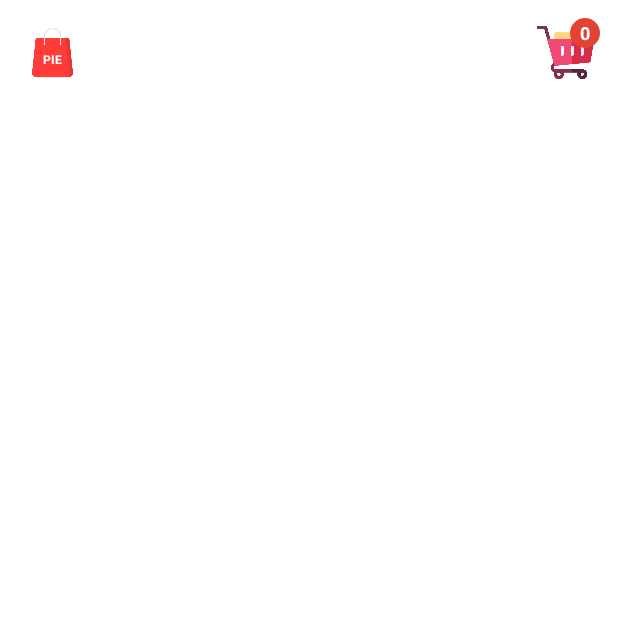
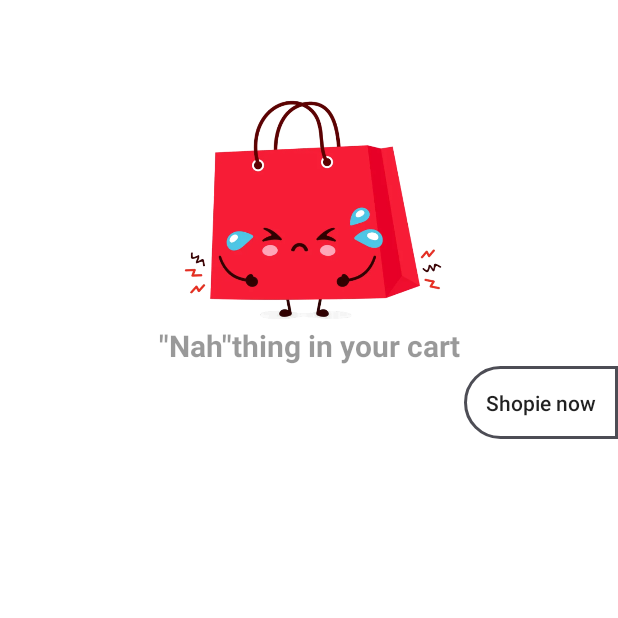
Before and after one commit to htrbao/CS426_Midterm_Shopie, an Android app: the DescriptionActivity screen opened directly, with no data from a screen before it, after a tap on an icon or button, on a phone screen of 412 x 824 dp, the top half of it. Run offline under Robolectric (Android 15) with nearby library versions, the light colour scheme and no system bars; pictures from the network do not load.

Commit message:
bill screen

```diff
--- a/Shopie/app/src/main/AndroidManifest.xml
+++ b/Shopie/app/src/main/AndroidManifest.xml
@@ -13,6 +13,9 @@
         android:roundIcon="@mipmap/ic_launcher_round"
         android:supportsRtl="true"
         android:theme="@style/Theme.Shopie">
+        <activity
+            android:name=".BillActivity"
+            android:exported="false" />
         <activity
             android:name=".FormBillActivity"
             android:exported="false" />
--- /dev/null
+++ b/Shopie/app/src/main/java/com/example/shopie/BillActivity.java
@@ -0,0 +1,160 @@
+package com.example.shopie;
+
+import androidx.appcompat.app.AppCompatActivity;
+import androidx.recyclerview.widget.LinearLayoutManager;
+import androidx.recyclerview.widget.RecyclerView;
+
+import android.content.Intent;
+import android.os.Bundle;
+import android.view.View;
+import android.widget.Button;
+import android.widget.ImageButton;
+import android.widget.ImageView;
+import android.widget.LinearLayout;
+import android.widget.TextView;
+
+import product.Cart;
+import product.CartProduct;
+import product.CartProductAdapter;
+import product.CartProductListener;
+
+public class BillActivity extends AppCompatActivity {
+
+    private CartProductAdapter cartProductAdapter;
+    private RecyclerView billRecyclerView;
+    TextView noti, total;
+    Button shopieBtn, acCheckoutBtn;
+    ImageView sadShoppingCart;
+    LinearLayout layout;
+    int totalI = 0;
+
+    @Override
+    protected void onResume() {
+        super.onResume();
+        if(Cart.cartProductList.size() == 0)
+        {
+            nothing();
+        } else {
+            totalI = 0;
+
+            layout = (LinearLayout) findViewById(R.id.ln_checkout);
+            layout.setVisibility(View.VISIBLE);
+
+            for(int i = 0; i < Cart.cartProductList.size(); i++) {
+                totalI += Cart.cartProductList.get(i).getPriceInInt() * Integer.valueOf(Cart.cartProductList.get(i).getQuantity());
+            }
+            total.setText(normalizePriceString(String.valueOf(totalI)));
+        }
+    }
+
+    @Override
+    protected void onCreate(Bundle savedInstanceState) {
+        super.onCreate(savedInstanceState);
+
+        setContentView(R.layout.activity_bill);
+
+        getSupportActionBar().hide();
+
+        billRecyclerView = findViewById(R.id.bill);
+
+        total = (TextView) findViewById(R.id.total);
+
+        cartProductAdapter = new CartProductAdapter(getApplication().getApplicationContext(), new CartProductListener() {
+            @Override
+            public void onClickIncBtn(int position) {
+                Cart.cartProductList.get(position).incQuantity();
+                totalI += Cart.cartProductList.get(position).getPriceInInt();
+                System.out.println(totalI);
+                total.setText(normalizePriceString(String.valueOf(totalI)));
+            }
+
+            @Override
+            public void onClickDescBtn(int position) {
+                totalI -= Cart.cartProductList.get(position).getPriceInInt();
+
+                if(Cart.cartProductList.isEmpty()) {
+                    nothing();
+                    return;
+                }
+                total.setText(normalizePriceString(String.valueOf(totalI)));
+                Cart.cartProductList.get(position).descQuantity();
+            }
+
+            @Override
+            public void onFocusQuanEdt(int position, String value) {
+                if(Cart.cartProductList.isEmpty()) {
+                    nothing();
+                    return;
+                }
+                CartProduct cartProduct = Cart.cartProductList.get(position);
+                int priceCartProduct = cartProduct.getPriceInInt();
+                totalI -= priceCartProduct * Integer.valueOf(cartProduct.getQuantity());
+                cartProduct.setQuantity(value);
+                totalI += priceCartProduct * Integer.valueOf(cartProduct.getQuantity());
+                total.setText(normalizePriceString(String.valueOf(totalI)));
+            }
+        });
+
+        if(Cart.cartProductList.size() == 0)
+        {
+            nothing();
+        } else {
+            layout = (LinearLayout) findViewById(R.id.ln_checkout);
+            layout.setVisibility(View.VISIBLE);
+
+            for(int i = 0; i < Cart.cartProductList.size(); i++) {
+                totalI += Cart.cartProductList.get(i).getPriceInInt() * Integer.valueOf(Cart.cartProductList.get(i).getQuantity());
+            }
+        }
+
+        acCheckoutBtn = (Button) findViewById(R.id.acBillBtn);
+        acCheckoutBtn.setOnClickListener(new View.OnClickListener() {
+            @Override
+            public void onClick(View v) {
+                Intent intent = new Intent(BillActivity.this, FormBillActivity.class);
+                startActivity(intent);
+            }
+        });
+
+        LinearLayoutManager linearLayoutManager = new LinearLayoutManager(getApplication().getApplicationContext());
+        billRecyclerView.setLayoutManager(linearLayoutManager);
+        billRecyclerView.setAdapter(cartProductAdapter);
+
+    }
+
+    public String normalizePriceString(String Price) {
+
+        int length = Price.length();
+
+        for(int i = length - 1; i >= 1; i--) {
+            if((length - i) % 3 == 0)
+                Price = new StringBuffer(Price).insert(i, ",").toString();
+        }
+
+        String tmp = Cart.cartProductList.get(0).getPrice();
+        Price += tmp.charAt(tmp.length() - 1);
+
+        return Price;
+    }
+
+    public void nothing() {
+        totalI = 0;
+        noti = (TextView) findViewById(R.id.notiInCart);
+        shopieBtn = (Button) findViewById(R.id.shopieBtn);
+        sadShoppingCart = (ImageView) findViewById(R.id.sad);
+        layout = (LinearLayout) findViewById(R.id.ln_checkout);
+
+        noti.setText("\"Nah\"thing in your cart");
+        noti.setVisibility(View.VISIBLE);
+        shopieBtn.setVisibility(View.VISIBLE);
+        sadShoppingCart.setVisibility(View.VISIBLE);
+        layout.setVisibility(View.INVISIBLE);
+        shopieBtn.setOnClickListener(new View.OnClickListener() {
+            @Override
+            public void onClick(View v) {
+                Intent intent = new Intent(BillActivity.this, MainActivity.class);
+                startActivity(intent);
+            }
+        });
+    }
+}
--- a/Shopie/app/src/main/java/com/example/shopie/DescriptionActivity.java
+++ b/Shopie/app/src/main/java/com/example/shopie/DescriptionActivity.java
@@ -2,6 +2,7 @@ package com.example.shopie;
 
 import androidx.appcompat.app.AppCompatActivity;
 
+import android.content.Intent;
 import android.icu.text.IDNA;
 import android.os.Bundle;
 import android.widget.ImageButton;
@@ -10,7 +11,7 @@ import android.widget.TextView;
 import product.Cart;
 import product.Product;
 
-public class DescriptionActivity extends AppCompatActivity implements descriptionFragment.addToCartListener{
+public class DescriptionActivity extends AppCompatActivity implements descriptionFragment.addToCartListener, CartBtnFragment.CartBtnFragmentListener {
     TextView textView;
     ImageButton button;
 
@@ -58,4 +59,10 @@ public class DescriptionActivity extends AppCompatActivity implements descriptio
     public void addProductListener(int n) {
         cartBtnFragment.changeEditText(String.valueOf(n));
     }
+
+    @Override
+    public void onClickCartBtn() {
+        Intent intent = new Intent(DescriptionActivity.this, BillActivity.class);
+        startActivity(intent);
+    }
 }
--- a/Shopie/app/src/main/java/com/example/shopie/MainActivity.java
+++ b/Shopie/app/src/main/java/com/example/shopie/MainActivity.java
@@ -102,7 +102,7 @@ public class MainActivity extends AppCompatActivity implements testFragment.Test
     @Override
     public void onClickCartBtn() {
         //for moving to Cart Screen.
-        Intent intent = new Intent(MainActivity.this, FormBillActivity.class);
+        Intent intent = new Intent(MainActivity.this, BillActivity.class);
         startActivity(intent);
     }
 
--- /dev/null
+++ b/Shopie/app/src/main/java/product/CartProductListener.java
@@ -0,0 +1,7 @@
+package product;
+
+public interface CartProductListener {
+    void onClickIncBtn(int position);
+    void onClickDescBtn(int position);
+    void onFocusQuanEdt(int position, String value);
+}
--- /dev/null
+++ b/Shopie/app/src/main/res/layout/activity_bill.xml
@@ -0,0 +1,79 @@
+<?xml version="1.0" encoding="utf-8"?>
+<LinearLayout xmlns:android="http://schemas.android.com/apk/res/android"
+    xmlns:app="http://schemas.android.com/apk/res-auto"
+    xmlns:tools="http://schemas.android.com/tools"
+    android:layout_width="match_parent"
+    android:layout_height="match_parent"
+    android:orientation="vertical"
+    android:fitsSystemWindows="true"
+    tools:context=".BillActivity">
+    <LinearLayout
+        android:layout_width="match_parent"
+        android:layout_height="wrap_content"
+        android:orientation="vertical">
+        <ImageView
+            android:layout_width="wrap_content"
+            android:layout_height="wrap_content"
+            android:adjustViewBounds="true"
+            android:layout_marginTop="50dp"
+            android:scaleType="centerCrop"
+            android:layout_gravity="center"
+            android:maxWidth="200dp"
+            android:visibility="gone"
+            android:src="@drawable/empty_cart"
+            android:id="@+id/sad"/>
+        <TextView
+            android:layout_width="match_parent"
+            android:layout_height="wrap_content"
+            android:textSize="20dp"
+            android:textAlignment="center"
+            android:visibility="gone"
+            android:textStyle="bold"
+            android:textColor="@color/black_overlay"
+            android:id="@+id/notiInCart"/>
+        <androidx.appcompat.widget.AppCompatButton
+            android:layout_width="wrap_content"
+            android:layout_height="wrap_content"
+            android:text="Shopie now"
+            android:textAllCaps="false"
+            android:layout_gravity="right"
+            android:visibility="gone"
+            android:id="@+id/shopieBtn"
+            android:background="@drawable/btn_design">
+        </androidx.appcompat.widget.AppCompatButton>
+    </LinearLayout>
+    <androidx.recyclerview.widget.RecyclerView
+        android:id="@+id/bill"
+        android:layout_width="match_parent"
+        android:layout_height="wrap_content"
+        android:layout_marginStart="10dp"
+        android:layout_marginBottom="10dp"/>
+
+    <LinearLayout
+        android:id="@+id/ln_checkout"
+        android:layout_width="match_parent"
+        android:layout_height="wrap_content"
+        android:layout_gravity="bottom"
+        android:gravity="right"
+        android:orientation="horizontal"
+        android:visibility="gone">
+
+        <TextView
+            android:id="@+id/total"
+            android:layout_width="wrap_content"
+            android:layout_height="wrap_content"
+            android:textColor="@color/black_overlay"
+            android:gravity="center_vertical"
+            android:textSize="18dp"
+            android:textStyle="bold" />
+
+        <androidx.appcompat.widget.AppCompatButton
+            android:id="@+id/acBillBtn"
+            android:layout_width="wrap_content"
+            android:layout_height="wrap_content"
+            android:background="@drawable/btn_design"
+            android:text="Checkout"
+            android:textAllCaps="false">
+        </androidx.appcompat.widget.AppCompatButton>
+    </LinearLayout>
+</LinearLayout>
```
Also changed, not shown: Shopie/app/src/main/java/com/example/shopie/ItemActivity.java (+7 -1 lines), Shopie/app/src/main/java/com/example/shopie/MapsActivity.java (+32 -7 lines), Shopie/app/src/main/java/product/CartProduct.java (+21 -0 lines), Shopie/app/src/main/java/product/CartProductAdapter.java (added, +121 -0 lines), Shopie/app/src/main/res/layout/activity_main.xml (+6 -3 lines), Shopie/app/src/main/res/layout/cart_item.xml (+19 -17 lines), Shopie/app/src/main/res/layout/description_item.xml (+6 -5 lines), Shopie/app/src/main/res/layout/test_fragment.xml (+5 -2 lines), Shopie/app/src/main/res/drawable/add.png (added), Shopie/app/src/main/res/drawable/empty_cart.png (added), Shopie/app/src/main/res/drawable/minus.png (added).
